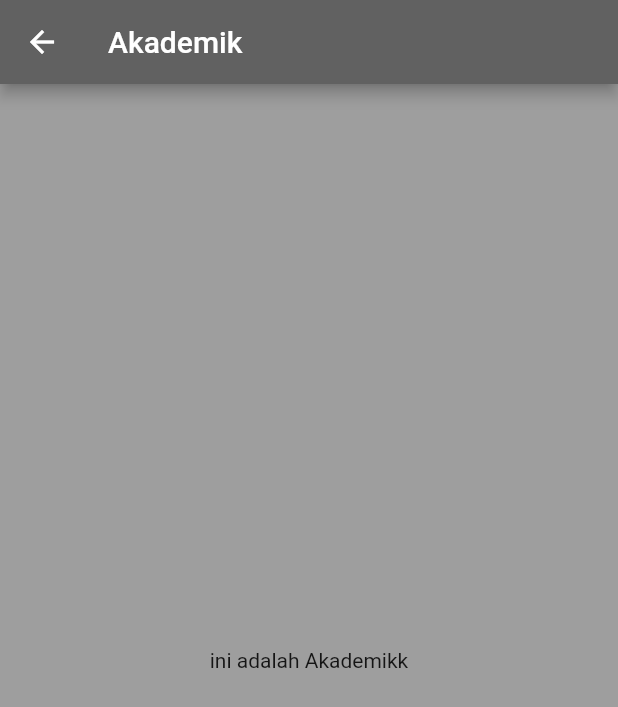
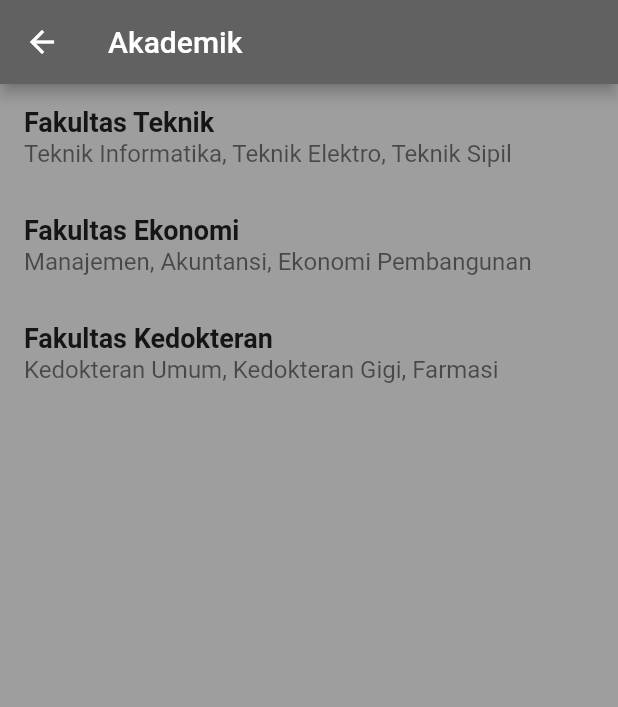
Before and after one commit to DESFIANTO/uts_desfianto, a Flutter app: the Home screen opened directly, after a tap on "Akademik", on a phone screen of 412 x 824 dp. Shown: the top 707 px of the screen. Run offline on Flutter 3.47's test engine with Material 2 defaults, Android fonts, the phone set to English and light mode, and no system bars; network calls fail.

Commit message:
Commit kedua

```diff
--- a/lib/akademik.dart
+++ b/lib/akademik.dart
@@ -1,7 +1,23 @@
 import 'package:flutter/material.dart';
 
 class Akademik extends StatelessWidget {
-  const Akademik({super.key});
+  Akademik({Key? key}) : super(key: key);
+
+  final List<Map<String, String>> fakultasList = [
+    {
+      'nama': 'Fakultas Teknik',
+      'jurusan': 'Teknik Informatika, Teknik Elektro, Teknik Sipil'
+    },
+    {
+      'nama': 'Fakultas Ekonomi',
+      'jurusan': 'Manajemen, Akuntansi, Ekonomi Pembangunan'
+    },
+    {
+      'nama': 'Fakultas Kedokteran',
+      'jurusan': 'Kedokteran Umum, Kedokteran Gigi, Farmasi'
+    },
+    // Tambahkan informasi fakultas dan jurusan lainnya di sini
+  ];
 
   @override
   Widget build(BuildContext context) {
@@ -11,14 +27,69 @@ class Akademik extends StatelessWidget {
         backgroundColor: Colors.grey[700],
       ),
       backgroundColor: Colors.grey[500],
-      body: Center(
+      body: ListView.builder(
+        itemCount: fakultasList.length,
+        itemBuilder: (context, index) {
+          return ListTile(
+            title: Text(
+              fakultasList[index]['nama']!,
+              style: TextStyle(fontSize: 18, fontWeight: FontWeight.bold),
+            ),
+            subtitle: Text(
+              fakultasList[index]['jurusan']!,
+              style: TextStyle(fontSize: 16),
+            ),
+            onTap: () {
+              // Navigasi ke halaman detail fakultas ketika item dipilih
+              Navigator.push(
+                context,
+                MaterialPageRoute(
+                  builder: (context) =>
+                      DetailFakultas(fakultas: fakultasList[index]),
+                ),
+              );
+            },
+          );
+        },
+      ),
+    );
+  }
+}
+
+class DetailFakultas extends StatelessWidget {
+  final Map<String, String> fakultas;
+
+  DetailFakultas({required this.fakultas});
+
+  @override
+  Widget build(BuildContext context) {
+    return Scaffold(
+      appBar: AppBar(
+        title: Text('Detail Fakultas'),
+      ),
+      body: Padding(
+        padding: EdgeInsets.all(16.0),
         child: Column(
-          mainAxisAlignment: MainAxisAlignment.center,
-          children: const <Widget>[
-            Text("ini adalah Akademikk"),
+          crossAxisAlignment: CrossAxisAlignment.start,
+          children: [
+            Text(
+              'Nama Fakultas: ${fakultas['nama']}',
+              style: TextStyle(fontSize: 24, fontWeight: FontWeight.bold),
+            ),
+            SizedBox(height: 8),
+            Text(
+              'Jurusan: ${fakultas['jurusan']}',
+              style: TextStyle(fontSize: 18),
+            ),
           ],
         ),
       ),
     );
   }
 }
+
+void main() {
+  runApp(MaterialApp(
+    home: Akademik(),
+  ));
+}
--- a/lib/halamanutama.dart
+++ b/lib/halamanutama.dart
@@ -88,10 +88,8 @@ class _HomeState extends State<Home> {
               margin: EdgeInsets.all(8.0),
               child: InkWell(
                 onTap: () {
-                  Navigator.push(
-                      context,
-                      MaterialPageRoute(
-                          builder: (context) => const Akademik()));
+                  Navigator.push(context,
+                      MaterialPageRoute(builder: (context) => Akademik()));
                 },
                 splashColor: Colors.grey,
                 child: Center(
```
